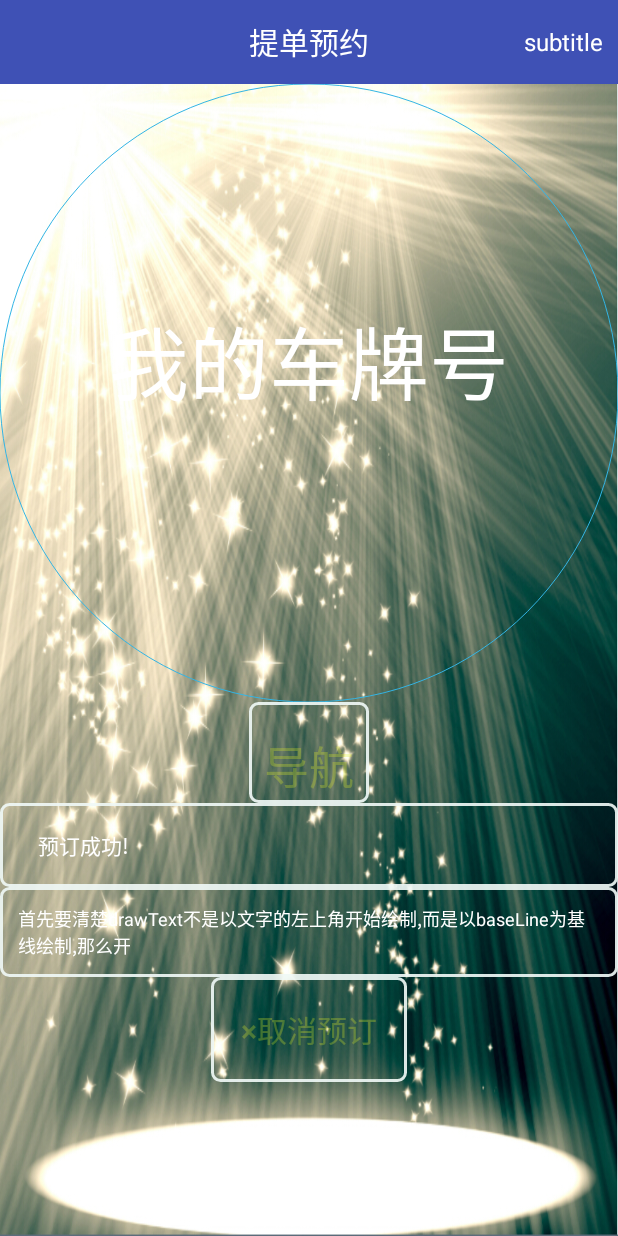
After one commit to chxd5395/jhly, an Android app: the ReserveActivity screen opened directly, with no data from a screen before it, on a phone screen of 412 x 824 dp. The commit adds this screen. Run offline under Robolectric (Android 15) with nearby library versions, the phone set to English and light mode, and no system bars.

Commit message:
第二次push

```diff
--- a/app/src/main/AndroidManifest.xml
+++ b/app/src/main/AndroidManifest.xml
@@ -34,11 +34,12 @@
 
         <service
             android:name=".service.MyService"
-            android:process=":message"
             android:enabled="true"
-            android:exported="true" />
+            android:exported="true"
+            android:process=":message" />
 
-        <activity android:name=".ui.ShowActivity"></activity>
+        <activity android:name=".ui.ShowActivity" />
+        <activity android:name=".ui.ReserveActivity"></activity>
     </application>
 
 </manifest>
--- a/app/src/main/java/com/jhly/app/ui/MainActivity.java
+++ b/app/src/main/java/com/jhly/app/ui/MainActivity.java
@@ -121,7 +121,7 @@ public class MainActivity extends BaseActivity implements View.OnClickListener {
                         openActivity(PlanActivity.class);
                         break;
                     case 2:
-                        openActivity(ShowActivity.class);
+                        openActivity(ReserveActivity.class);
                         break;
                 }
             }
--- a/app/src/main/java/com/jhly/app/ui/PlanActivity.java
+++ b/app/src/main/java/com/jhly/app/ui/PlanActivity.java
@@ -99,7 +99,7 @@ public class PlanActivity extends BaseActivity {
                         list = response.body();
                         adapter = new MyAdapter(list, PlanActivity.this);
                         time.setLayoutManager(new LinearLayoutManager(PlanActivity.this));
-                        time.addItemDecoration(new MyDividerItemDecoration(PlanActivity.this,LinearLayoutManager.HORIZONTAL));
+                        time.addItemDecoration(new MyDividerItemDecoration(PlanActivity.this,LinearLayoutManager.VERTICAL));
                         time.setAdapter(adapter);
                         layout.onDone();
                         adapter.setOnItemClickListener(new MyAdapter.OnItemClickListener() {
--- /dev/null
+++ b/app/src/main/java/com/jhly/app/ui/ReserveActivity.java
@@ -0,0 +1,26 @@
+package com.jhly.app.ui;
+
+import android.support.v7.app.AppCompatActivity;
+import android.os.Bundle;
+
+import com.jhly.app.BaseActivity;
+import com.jhly.app.R;
+
+public class ReserveActivity extends BaseActivity {
+
+    @Override
+    protected void initView() {
+        setContentView(R.layout.activity_reserve);
+        getToolbarTitle().setText("提单预约");
+    }
+
+    @Override
+    protected void initData() {
+
+    }
+
+    @Override
+    protected void initListener() {
+
+    }
+}
--- /dev/null
+++ b/app/src/main/java/com/jhly/app/view/MyTextView.java
@@ -0,0 +1,65 @@
+package com.jhly.app.view;
+
+import android.annotation.SuppressLint;
+import android.content.Context;
+import android.graphics.Canvas;
+import android.graphics.Paint;
+import android.support.annotation.Nullable;
+import android.util.AttributeSet;
+import android.util.DisplayMetrics;
+import android.view.View;
+import android.widget.TextView;
+
+import com.jhly.app.api.ScreenUtil;
+
+/**
+ * Created by r on 2017/7/19.
+ */
+
+public class MyTextView extends View
+{
+    private Paint paint;
+    private String showText = "我的车牌号";
+
+    public MyTextView(Context context) {
+        super(context);
+    }
+
+    public MyTextView(Context context, @Nullable AttributeSet attrs) {
+        super(context, attrs);
+    }
+
+    public MyTextView(Context context, @Nullable AttributeSet attrs, int defStyleAttr) {
+        super(context, attrs, defStyleAttr);
+    }
+
+    @Override
+    protected void onMeasure(int widthMeasureSpec, int heightMeasureSpec) {
+        super.onMeasure(widthMeasureSpec, heightMeasureSpec);
+        int mode = MeasureSpec.getMode(widthMeasureSpec);
+        DisplayMetrics screenSize = ScreenUtil.getScreenSize(getContext());
+        int heightPixels = screenSize.heightPixels;
+        int widthPixels = screenSize.widthPixels;
+        if(mode == MeasureSpec.EXACTLY){
+            widthMeasureSpec = widthPixels;
+            heightMeasureSpec = heightPixels/2;
+        }
+        setMeasuredDimension(widthMeasureSpec,heightMeasureSpec);
+    }
+
+    @SuppressLint("DrawAllocation")
+    @Override
+    protected void onDraw(Canvas canvas) {
+        float radius = Math.min(getWidth()/2,getHeight()/2);
+        paint = new Paint();
+        paint.setColor(getResources().getColor(android.R.color.holo_blue_light));
+        paint.setStyle(Paint.Style.STROKE);
+        canvas.drawCircle(getWidth()/2,getHeight()/2,radius,paint);
+        Paint textPaint = new Paint();
+        textPaint.setStyle(Paint.Style.FILL);
+        textPaint.setTextSize(80);
+        textPaint.setColor(getResources().getColor(android.R.color.white));
+        textPaint.setTextAlign(Paint.Align.CENTER);
+        canvas.drawText(showText,0,showText.length(),radius,radius+showText.length()/4,textPaint);
+    }
+}
--- /dev/null
+++ b/app/src/main/res/drawable/tv_bg.xml
@@ -0,0 +1,12 @@
+<?xml version="1.0" encoding="utf-8"?>
+<shape xmlns:android="http://schemas.android.com/apk/res/android">
+    <solid android:color="@color/transparent"/>
+    <corners android:radius="5dp"/>
+    <stroke android:width="2dp"
+        android:color="#e9f0f9f7"/>
+    <padding
+        android:bottom="2dp"
+        android:left="10dp"
+        android:right="10dp"
+        android:top="2dp"/>
+</shape>
--- /dev/null
+++ b/app/src/main/res/layout/activity_reserve.xml
@@ -0,0 +1,71 @@
+<?xml version="1.0" encoding="utf-8"?>
+<LinearLayout xmlns:android="http://schemas.android.com/apk/res/android"
+    xmlns:app="http://schemas.android.com/apk/res-auto"
+    xmlns:tools="http://schemas.android.com/tools"
+    android:layout_width="match_parent"
+    android:layout_height="match_parent"
+    android:background="@drawable/back"
+    android:orientation="vertical"
+    tools:context="com.jhly.app.ui.ReserveActivity">
+
+    <include
+        android:id="@+id/tl_rs" layout="@layout/toolbar_layout" />
+
+    <com.jhly.app.view.MyTextView
+    android:layout_width="match_parent"
+    android:layout_height="match_parent"
+        android:paddingTop="20dp"
+        android:paddingBottom="20dp"/>
+
+    <TextView
+        android:layout_width="wrap_content"
+        android:layout_height="wrap_content"
+        android:text="导航"
+        android:textSize="30sp"
+        android:layout_gravity="center_horizontal"
+        android:gravity="center"
+        android:paddingTop="20dp"
+        android:background="@drawable/tv_bg"
+        android:textColor="#4bdded27"/>
+
+    <LinearLayout
+        android:layout_width="match_parent"
+        android:layout_height="wrap_content"
+        android:orientation="horizontal"
+        android:background="@drawable/tv_bg">
+    <android.support.v7.widget.AppCompatTextView
+        android:layout_width="match_parent"
+        android:layout_height="wrap_content"
+        android:text="预订成功!"
+        android:padding="15dp"
+        android:visibility="visible"
+        android:textColor="#ffffff" />
+
+        <ProgressBar
+            android:layout_width="wrap_content"
+            android:layout_height="wrap_content"
+            android:layout_gravity="right"/>
+
+
+    </LinearLayout>
+        <TextView
+            android:padding="12dp"
+            android:layout_width="match_parent"
+            android:layout_height="wrap_content"
+            android:textColor="#ffffff"
+            android:textSize="12sp"
+            android:background="@drawable/tv_bg"
+            android:text="首先要清楚drawText不是以文字的左上角开始绘制,而是以baseLine为基线绘制,那么开"/>
+
+        <Button
+            android:id="@+id/button"
+            android:layout_width="wrap_content"
+            android:layout_height="wrap_content"
+            android:layout_gravity="center_horizontal"
+            android:padding="20dp"
+            android:textSize="20sp"
+            android:textColor="#4bdded27"
+            android:background="@drawable/tv_bg"
+            android:text="×取消预订" />
+
+</LinearLayout>
```
Also changed, not shown: app/src/main/res/drawable/back.png (added).
